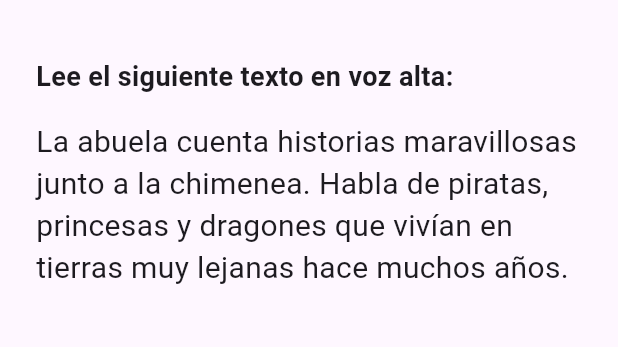
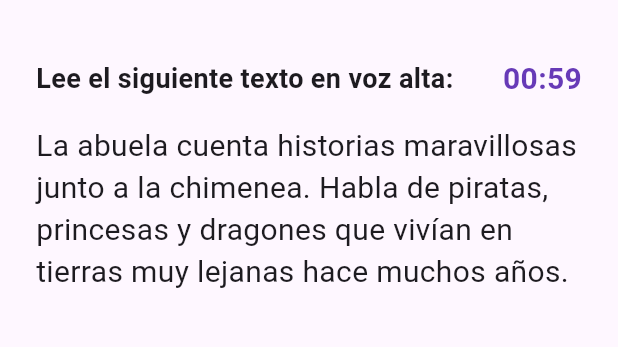
Before and after one commit to djgavi/FlutterApp, a Flutter app: the screen it shows after launch, after a tap on "Empezar", on a phone screen of 412 x 824 dp, the part 63-410 px from its top. Run offline on Flutter 3.47's test engine with Material 3 defaults, Android fonts, the phone set to English and light mode, and no system bars.

```diff
--- a/lib/screens/reading_screen.dart
+++ b/lib/screens/reading_screen.dart
@@ -1,3 +1,4 @@
+import 'dart:async';
 import 'package:flutter/material.dart';
 import '../data/sample_texts.dart';
 
@@ -9,7 +10,50 @@ class ReadingScreen extends StatefulWidget {
 }
 
 class _ReadingScreenState extends State<ReadingScreen> {
+  static const Duration _duracionLectura = Duration(seconds: 60);
+
   late final String _textoOriginal = obtenerTextoAleatorio();
+
+  Timer? _temporizador;
+  int _segundosRestantes = _duracionLectura.inSeconds;
+  bool _finalizado = false;
+
+  @override
+  void initState() {
+    super.initState();
+    _iniciarCuentaAtras();
+  }
+
+  void _iniciarCuentaAtras() {
+    _temporizador = Timer.periodic(const Duration(seconds: 1), (timer) {
+      setState(() {
+        if (_segundosRestantes <= 1) {
+          _segundosRestantes = 0;
+          _finalizado = true;
+          timer.cancel();
+          _alFinalizarTiempo();
+        } else {
+          _segundosRestantes--;
+        }
+      });
+    });
+  }
+
+  void _alFinalizarTiempo() {
+    // Aquí se generarán las estadísticas en una próxima implementación.
+  }
+
+  @override
+  void dispose() {
+    _temporizador?.cancel();
+    super.dispose();
+  }
+
+  String get _tiempoFormateado {
+    final minutos = (_segundosRestantes ~/ 60).toString().padLeft(2, '0');
+    final segundos = (_segundosRestantes % 60).toString().padLeft(2, '0');
+    return '$minutos:$segundos';
+  }
 
   @override
   Widget build(BuildContext context) {
@@ -20,9 +64,22 @@ class _ReadingScreenState extends State<ReadingScreen> {
         child: Column(
           crossAxisAlignment: CrossAxisAlignment.start,
           children: [
-            const Text(
-              'Lee el siguiente texto en voz alta:',
-              style: TextStyle(fontWeight: FontWeight.bold, fontSize: 18),
+            Row(
+              mainAxisAlignment: MainAxisAlignment.spaceBetween,
+              children: [
+                const Text(
+                  'Lee el siguiente texto en voz alta:',
+                  style: TextStyle(fontWeight: FontWeight.bold, fontSize: 18),
+                ),
+                Text(
+                  _tiempoFormateado,
+                  style: const TextStyle(
+                    fontSize: 20,
+                    fontWeight: FontWeight.bold,
+                    color: Colors.deepPurple,
+                  ),
+                ),
+              ],
             ),
             const SizedBox(height: 16),
             Expanded(
@@ -33,6 +90,14 @@ class _ReadingScreenState extends State<ReadingScreen> {
                 ),
               ),
             ),
+            if (_finalizado)
+              const Padding(
+                padding: EdgeInsets.only(top: 16),
+                child: Text(
+                  '¡Tiempo terminado!',
+                  style: TextStyle(fontSize: 18, fontWeight: FontWeight.bold),
+                ),
+              ),
           ],
         ),
       ),
```
